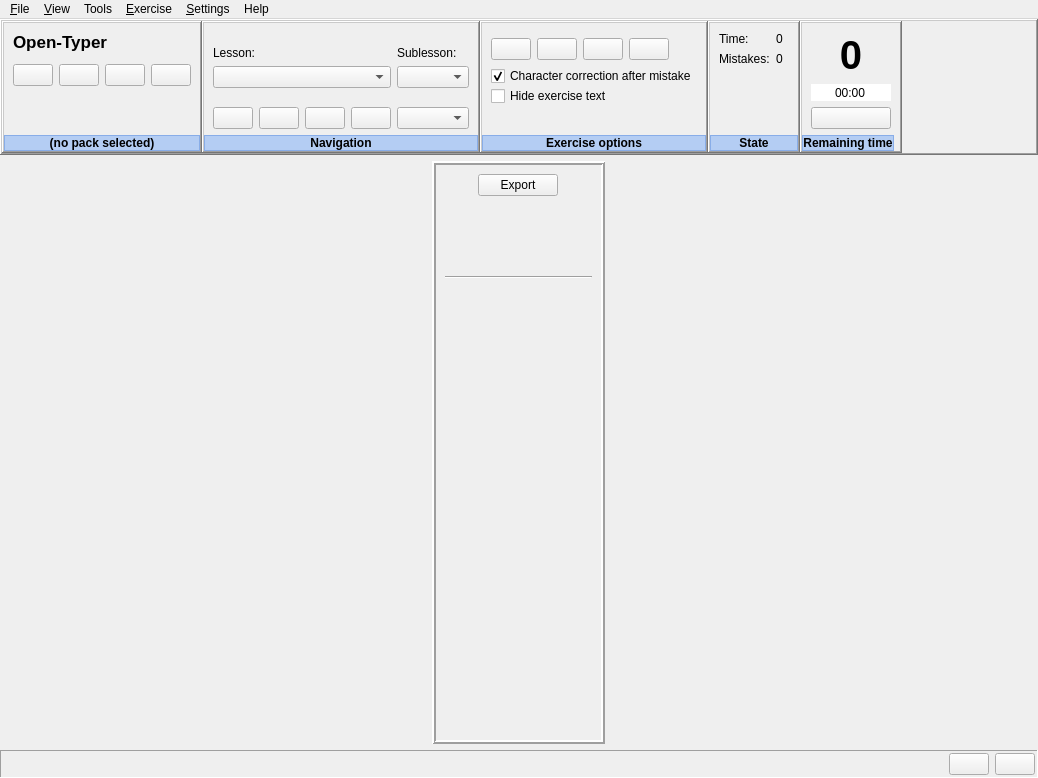
The window that app/ui/MainWindow.ui (Open-Typer/Open-Typer) describes before a commit, drawn with Qt 5.
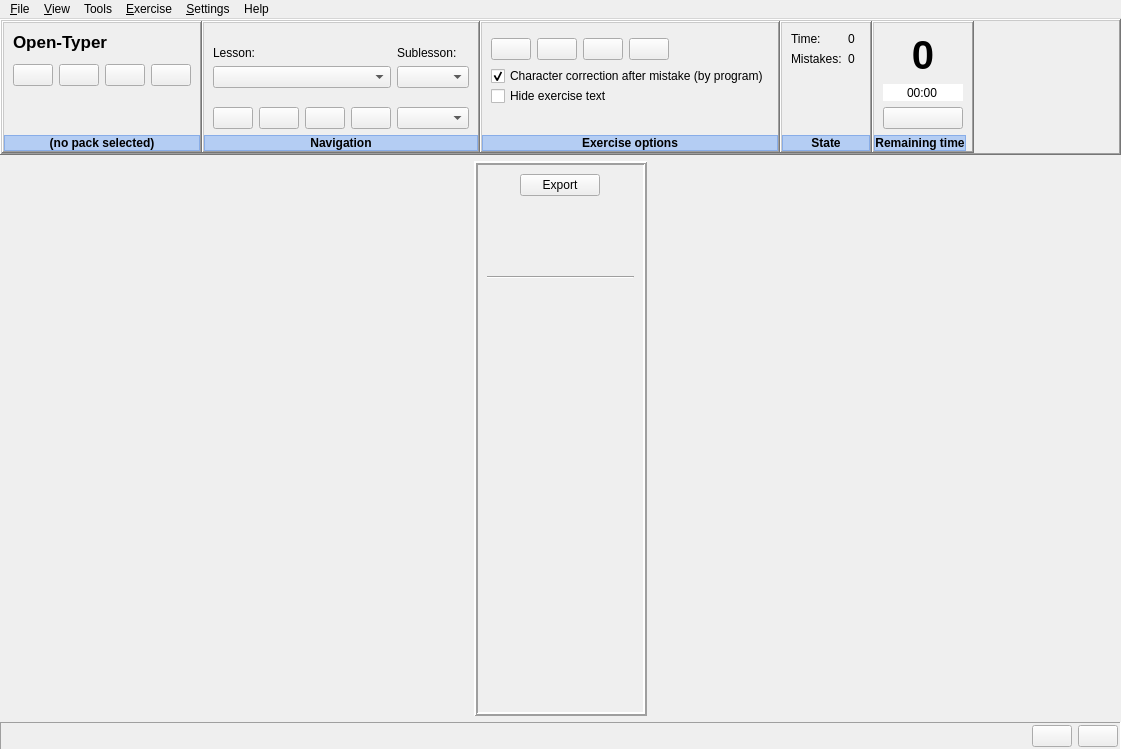
The same window after the commit. Icons and pictures are not drawn. Custom widgets are drawn as their Qt base class.

Commit message: MainWindow: Rename character correction option

Diff of the .ui file:
```diff
--- a/app/ui/MainWindow.ui
+++ b/app/ui/MainWindow.ui
@@ -6,8 +6,8 @@
    <rect>
     <x>0</x>
     <y>0</y>
-    <width>1038</width>
-    <height>778</height>
+    <width>1121</width>
+    <height>750</height>
    </rect>
   </property>
   <property name="windowTitle">
@@ -1014,7 +1014,7 @@
                          <enum>Qt::NoFocus</enum>
                         </property>
                         <property name="text">
-                         <string comment="correct mistakes" extracomment="Whether to correct mistakes while typing">Character correction after mistake</string>
+                         <string comment="correct mistakes" extracomment="Whether to correct mistakes while typing">Character correction after mistake (by program)</string>
                         </property>
                         <property name="checked">
                          <bool>true</bool>
@@ -1565,7 +1565,7 @@
             <x>0</x>
             <y>0</y>
             <width>168</width>
-            <height>111</height>
+            <height>83</height>
            </rect>
           </property>
           <layout class="QVBoxLayout" name="verticalLayout_5">
@@ -2068,7 +2068,7 @@
     <rect>
      <x>0</x>
      <y>0</y>
-     <width>1038</width>
+     <width>1121</width>
      <height>30</height>
     </rect>
    </property>
```
Left out of the diff: 2 changed lines with no effect on the pictures.
